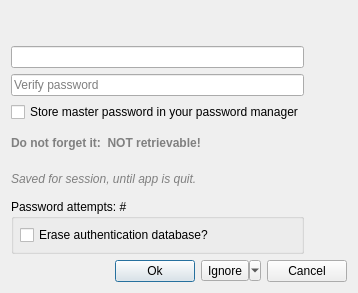
The window that src/ui/qgscredentialdialog.ui (qgis/QGIS) describes before a commit, drawn with Qt 5.
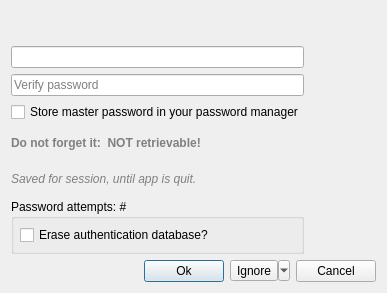
The same window after the commit. Custom widgets are drawn as their Qt base class.

What changed in the file:
```diff
--- a/src/ui/qgscredentialdialog.ui
+++ b/src/ui/qgscredentialdialog.ui
@@ -6,7 +6,7 @@
    <rect>
     <x>0</x>
     <y>0</y>
-    <width>358</width>
+    <width>387</width>
     <height>293</height>
    </rect>
   </property>
```
Left out of the diff: 4 changed lines with no effect on the pictures.
